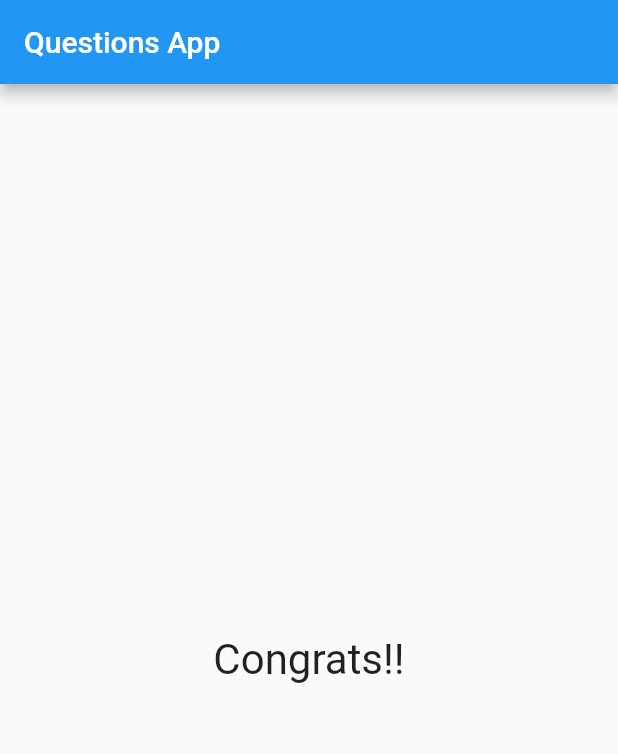
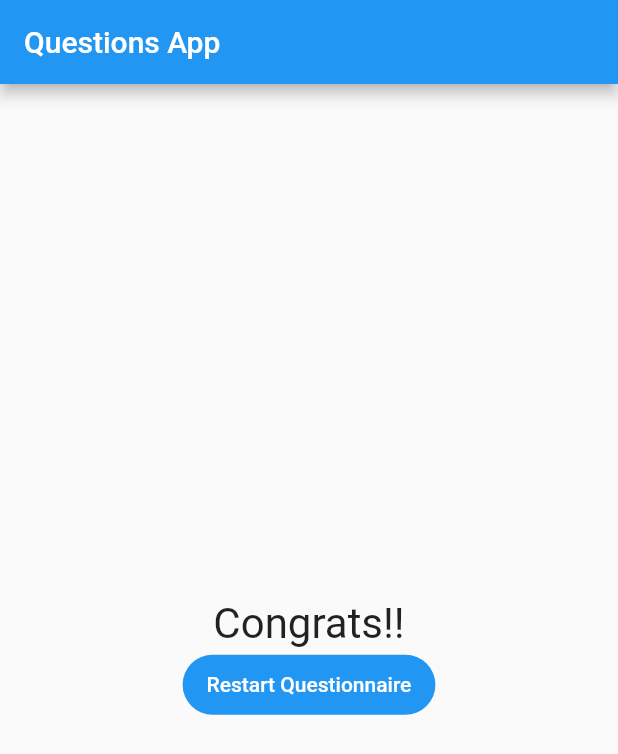
Before and after one commit to darcanj0/questions_app, a Flutter app: the screen it shows after launch, after a tap on "Blue", after a tap on "Horse", after a tap on "C#", on a phone screen of 412 x 824 dp. Shown: the top 754 px of the screen. Run offline on Flutter 3.47's test engine with Material 2 defaults, Android fonts, the phone set to English and light mode, and no system bars.

Commit message:
feat: add restart form logic

```diff
--- a/lib/main.dart
+++ b/lib/main.dart
@@ -26,6 +26,13 @@ class _QuestionsAppState extends State<QuestionsApp> {
         totalScore += score;
       });
     }
+  }
+
+  void finishQuestionnaire() {
+    setState(() {
+      selectedQuestion = 0;
+      totalScore = 0;
+    });
   }
 
   final List<Map<String, Object>> questions = const [
@@ -74,7 +81,10 @@ class _QuestionsAppState extends State<QuestionsApp> {
                 selectedQuestion: selectedQuestion,
                 onAnswer: onAnswer,
               )
-            : Result(totalScore: totalScore,),
+            : Result(
+                totalScore: totalScore,
+                onFinishQuestionnaire: finishQuestionnaire,
+              ),
       ),
     );
   }
--- a/lib/result.dart
+++ b/lib/result.dart
@@ -1,7 +1,10 @@
 import 'package:flutter/material.dart';
 
 class Result extends StatelessWidget {
-  Result({super.key, required this.totalScore}) {
+  Result(
+      {super.key,
+      required this.totalScore,
+      required this.onFinishQuestionnaire}) {
     if (totalScore >= 8) {
       text = const Text(
         "Congrats!!",
@@ -21,6 +24,7 @@ class Result extends StatelessWidget {
   }
 
   final int totalScore;
+  final void Function() onFinishQuestionnaire;
   late Text text;
 
   Text getText() {
@@ -29,6 +33,15 @@ class Result extends StatelessWidget {
 
   @override
   Widget build(BuildContext context) {
-    return Center(child: text);
+    return Column(
+      mainAxisAlignment: MainAxisAlignment.center,
+      children: [
+        Center(child: text),
+        FilledButton(
+          onPressed: onFinishQuestionnaire,
+          child: const Text('Restart Questionnaire'),
+        )
+      ],
+    );
   }
 }
```
